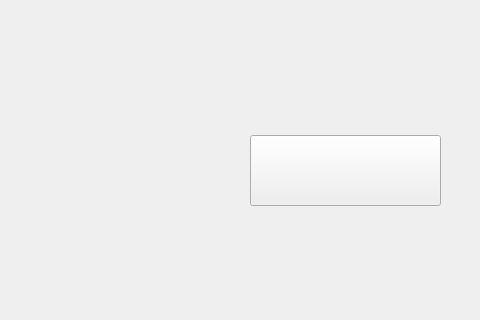
Above: mainwindow.ui from AmirrezaAsari/DoodleJump before the change; both pictures show x 120 to 600 and y 332 to 652 of the 600 by 800 pixel window. Below: the same form after it.
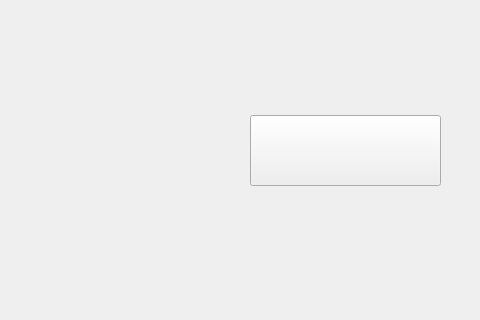
That is the form after the change. Icons and pictures are not drawn.

The edit to the form file:
```diff
--- a/mainwindow.ui
+++ b/mainwindow.ui
@@ -18,7 +18,7 @@
     <property name="geometry">
      <rect>
       <x>0</x>
-      <y>0</y>
+      <y>-40</y>
       <width>600</width>
       <height>800</height>
      </rect>
@@ -60,7 +60,7 @@
       <property name="geometry">
        <rect>
         <x>370</x>
-        <y>450</y>
+        <y>470</y>
         <width>191</width>
         <height>71</height>
        </rect>
```
Left out of the diff: 99 changed lines with no effect on the pictures.
